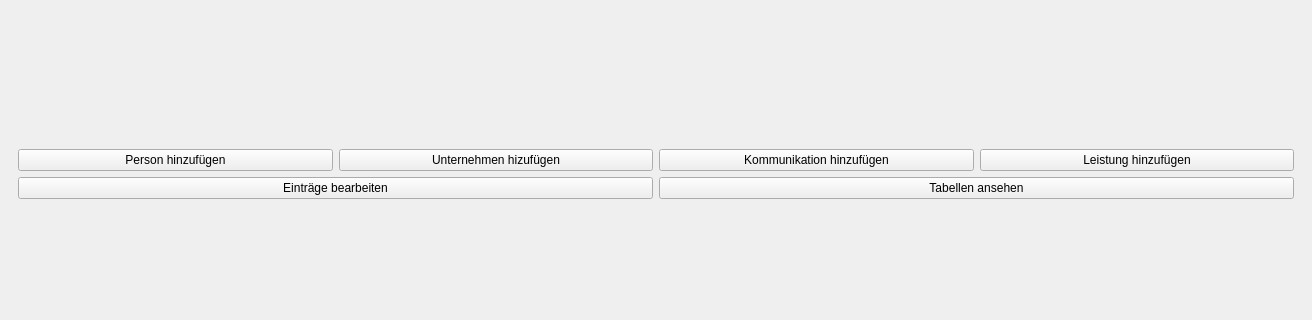
Qt form mainwindow.ui (green-lion-racing/glr-database) before a commit; both pictures show x 0 to 1312 and y 208 to 528 of the 1312 by 768 pixel window.
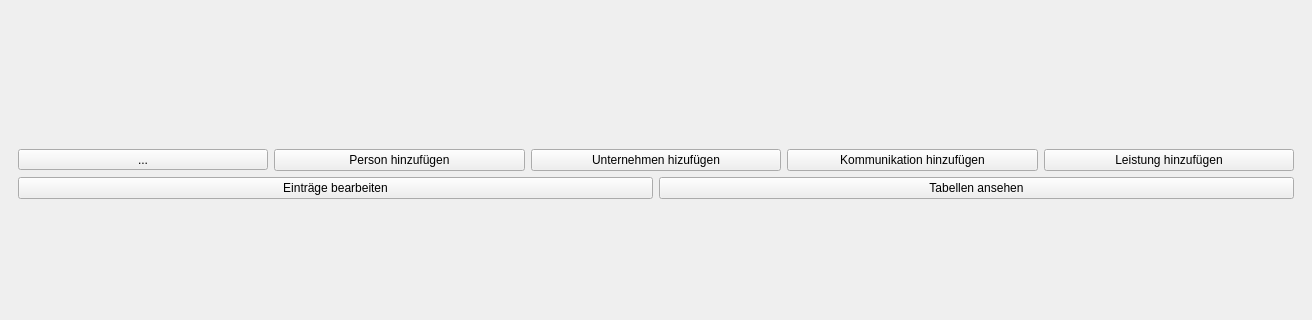
The same form after that commit. Custom widgets are drawn as their Qt base class.

Commit message: Changed PushButton to ToolButton in mainwindow (createperson)

```diff
--- a/mainwindow.ui
+++ b/mainwindow.ui
@@ -26,6 +26,25 @@
          <layout class="QVBoxLayout" name="verticalLayout">
           <item>
            <layout class="QHBoxLayout" name="horizontalLayout_4">
+            <item>
+             <widget class="QToolButton" name="tb_createPerson">
+              <property name="sizePolicy">
+               <sizepolicy hsizetype="Minimum" vsizetype="Fixed">
+                <horstretch>0</horstretch>
+                <verstretch>0</verstretch>
+               </sizepolicy>
+              </property>
+              <property name="text">
+               <string>...</string>
+              </property>
+              <property name="toolButtonStyle">
+               <enum>Qt::ToolButtonTextUnderIcon</enum>
+              </property>
+              <property name="autoRaise">
+               <bool>false</bool>
+              </property>
+             </widget>
+            </item>
             <item>
              <widget class="PushButtonIcon" name="pb_createPerson">
               <property name="minimumSize">
```
Left out of the diff: 2 changed lines with no effect on the pictures. The commit also changes 6 other files.
